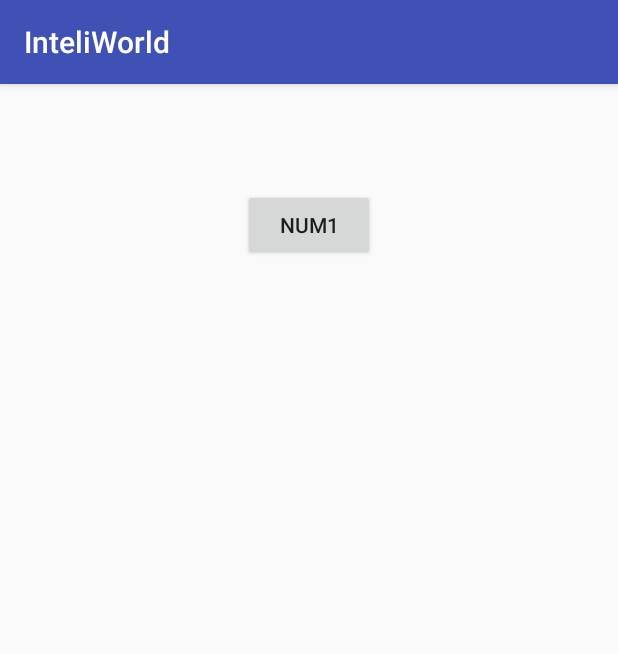
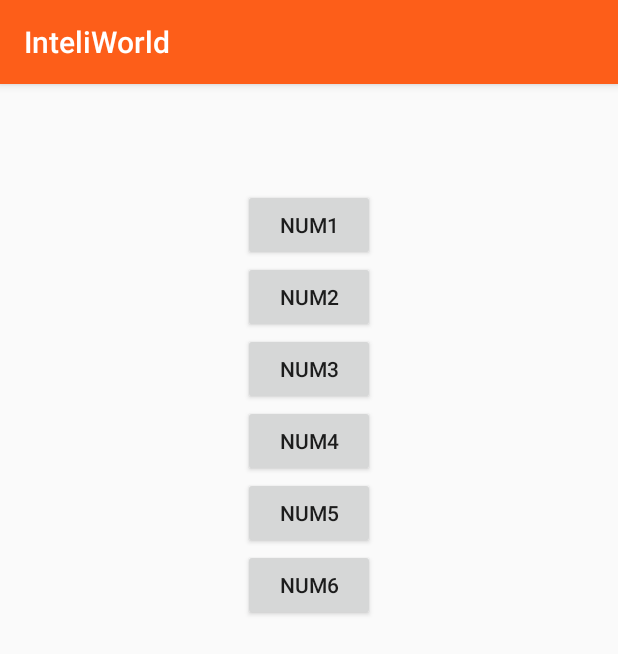
Before and after one commit to bayraktugrul/inteliworld-smart-controlsystem, an Android app: the screen it shows after launch (MainActivity), on a phone screen of 412 x 824 dp. Shown: the top 654 px of the screen. Run offline under Robolectric (Android 15) with nearby library versions, the light colour scheme and no system bars; libraries missing offline, so code that uses them is left out: com.firebase.client; 2 statements that could not run were skipped.

Commit message:
role sayısı 6ya çıkarıldı

```diff
--- a/app/src/main/java/com/smartcontrolsystem/inteliworld/MainActivity.java
+++ b/app/src/main/java/com/smartcontrolsystem/inteliworld/MainActivity.java
@@ -10,9 +10,14 @@ import com.google.firebase.FirebaseApp;
 
 public class MainActivity extends AppCompatActivity {
 
-    private Button num1;
+    private Button num1, num2, num3, num4, num5, num6;
     private Firebase mRef;
-
+    private boolean num1Bool =true;
+    private boolean num2Bool =true;
+    private boolean num3Bool =true;
+    private boolean num4Bool =true;
+    private boolean num5Bool =true;
+    private boolean num6Bool =true;
 
     @Override
     protected void onCreate(Bundle savedInstanceState) {
@@ -29,18 +34,77 @@ public class MainActivity extends AppCompatActivity {
             @Override
             public void onClick(View view) {
                 Firebase mRefChild = mRef.child("num1");
-                mRefChild.setValue("false");
+                mRefChild.setValue(num1Bool);
+                if(num1Bool == true) num1Bool=false;
+                else if(num1Bool == false) num1Bool=true;
 
             }
         });
 
+        num2.setOnClickListener(new View.OnClickListener() {
+            @Override
+            public void onClick(View view) {
+                Firebase mRefChild = mRef.child("num2");
+                mRefChild.setValue(num2Bool);
+                if(num2Bool == true) num2Bool=false;
+                else if(num2Bool == false) num2Bool=true;
 
+            }
+        });
 
+        num3.setOnClickListener(new View.OnClickListener() {
+            @Override
+            public void onClick(View view) {
+                Firebase mRefChild = mRef.child("num3");
+                mRefChild.setValue(num3Bool);
+                if(num3Bool == true) num3Bool=false;
+                else if(num3Bool == false) num3Bool=true;
+
+            }
+        });
+
+        num4.setOnClickListener(new View.OnClickListener() {
+            @Override
+            public void onClick(View view) {
+                Firebase mRefChild = mRef.child("num4");
+                mRefChild.setValue(num4Bool);
+                if(num4Bool == true) num4Bool=false;
+                else if(num4Bool == false) num4Bool=true;
+
+            }
+        });
+
+        num5.setOnClickListener(new View.OnClickListener() {
+            @Override
+            public void onClick(View view) {
+                Firebase mRefChild = mRef.child("num5");
+                mRefChild.setValue(num5Bool);
+                if(num5Bool == true) num5Bool=false;
+                else if(num5Bool == false) num5Bool=true;
+
+            }
+        });
+
+        num6.setOnClickListener(new View.OnClickListener() {
+            @Override
+            public void onClick(View view) {
+                Firebase mRefChild = mRef.child("num6");
+                mRefChild.setValue(num6Bool);
+                if(num6Bool == true) num6Bool=false;
+                else if(num5Bool == false) num6Bool=true;
+
+            }
+        });
     }
 
 
     public void init() {
         num1 = (Button)findViewById(R.id.num1);
+        num2 = (Button)findViewById(R.id.num2);
+        num3 = (Button)findViewById(R.id.num3);
+        num4 = (Button)findViewById(R.id.num4);
+        num5 = (Button)findViewById(R.id.num5);
+        num6 = (Button)findViewById(R.id.num6);
     }
 
 
--- a/app/src/main/res/layout/activity_main.xml
+++ b/app/src/main/res/layout/activity_main.xml
@@ -14,4 +14,47 @@
         android:layout_centerHorizontal="true"
         android:layout_marginTop="70dp"
         android:text="num1" />
+
+    <Button
+        android:id="@+id/num2"
+        android:layout_width="wrap_content"
+        android:layout_height="wrap_content"
+        android:layout_alignEnd="@+id/num1"
+        android:layout_alignRight="@+id/num1"
+        android:layout_below="@+id/num1"
+        android:text="NUM2" />
+
+    <Button
+        android:id="@+id/num3"
+        android:layout_width="wrap_content"
+        android:layout_height="wrap_content"
+        android:layout_alignLeft="@+id/num2"
+        android:layout_alignStart="@+id/num2"
+        android:layout_below="@+id/num2"
+        android:text="NUM3" />
+
+    <Button
+        android:id="@+id/num4"
+        android:layout_width="wrap_content"
+        android:layout_height="wrap_content"
+        android:layout_below="@+id/num3"
+        android:layout_centerHorizontal="true"
+        android:text="NUM4" />
+
+    <Button
+        android:id="@+id/num5"
+        android:layout_width="wrap_content"
+        android:layout_height="wrap_content"
+        android:layout_below="@+id/num4"
+        android:layout_centerHorizontal="true"
+        android:text="NUM5" />
+
+    <Button
+        android:id="@+id/num6"
+        android:layout_width="wrap_content"
+        android:layout_height="wrap_content"
+        android:layout_alignLeft="@+id/num5"
+        android:layout_alignStart="@+id/num5"
+        android:layout_below="@+id/num5"
+        android:text="Num6" />
 </RelativeLayout>
--- a/app/src/main/res/values/styles.xml
+++ b/app/src/main/res/values/styles.xml
@@ -3,8 +3,8 @@
     <!-- Base application theme. -->
     <style name="AppTheme" parent="Theme.AppCompat.Light.DarkActionBar">
         <!-- Customize your theme here. -->
-        <item name="colorPrimary">@color/colorPrimary</item>
-        <item name="colorPrimaryDark">@color/colorPrimaryDark</item>
+        <item name="colorPrimary">#fd5e19</item>
+        <item name="colorPrimaryDark">#fd4d00</item>
         <item name="colorAccent">@color/colorAccent</item>
     </style>
 
```
